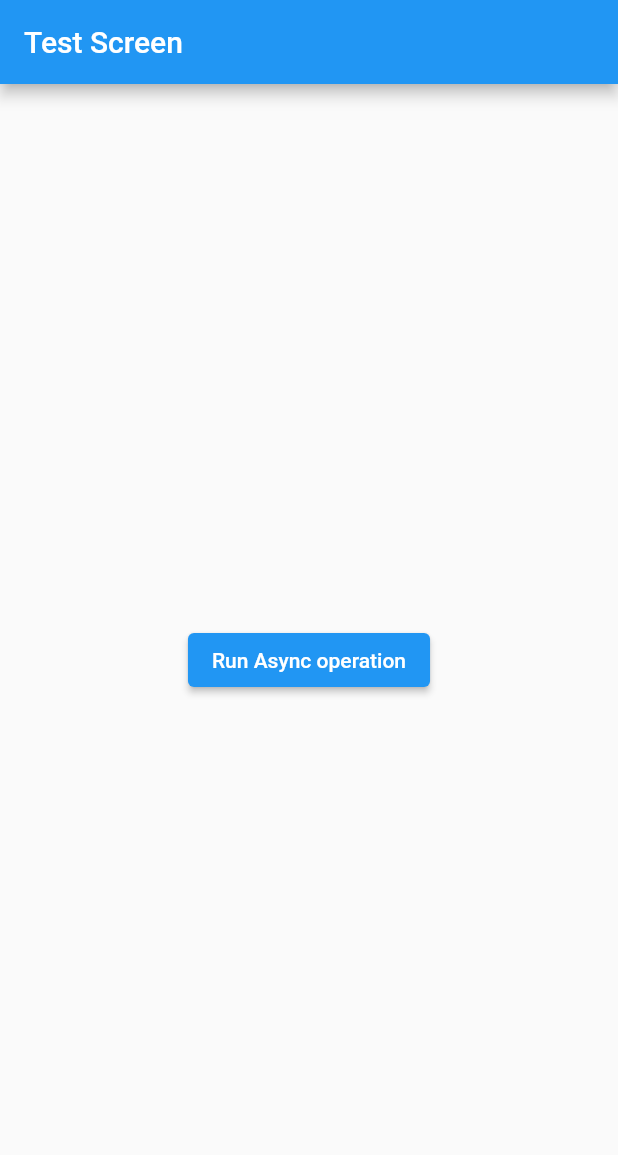
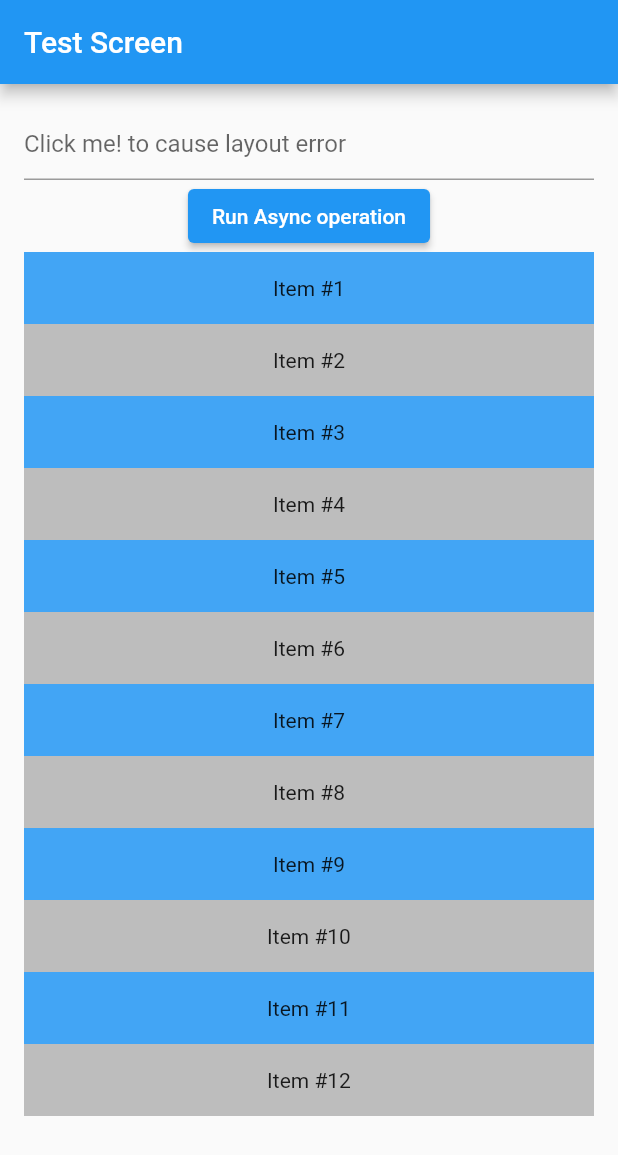
Before and after one commit to ExpertKiD/flutter_testing_demo, a Flutter app: the screen it shows after launch, on a phone screen of 412 x 824 dp. Shown: the top 1155 px of the screen. Run offline on Flutter 3.47's test engine with Material 2 defaults, Android fonts, the phone set to English and light mode, and no system bars; our stand-ins replace logger.

Commit message:
Add layout to cause flutter error

```diff
--- a/lib/screens/test.dart
+++ b/lib/screens/test.dart
@@ -9,13 +9,43 @@ class TestScreen extends StatelessWidget {
       appBar: AppBar(
         title: Text('Test Screen'),
       ),
-      body: Center(
-          child: ElevatedButton(
-              onPressed: () async {
-                await methodWithSuccess();
-                await methodWithError();
+      body: Padding(
+        padding: const EdgeInsets.only(left: 16.0, right: 16, top: 16),
+        child: Column(
+          children: [
+            TextField(
+              decoration:
+                  InputDecoration(hintText: 'Click me! to cause layout error'),
+            ),
+            Center(
+              child: ElevatedButton(
+                  onPressed: () async {
+                    await methodWithSuccess();
+                    await methodWithError();
+                  },
+                  child: Text('Run Async operation')),
+            ),
+            ListView.builder(
+              shrinkWrap: true,
+              itemBuilder: (context, index) {
+                return Container(
+                  decoration: BoxDecoration(
+                    color: index % 2 == 0
+                        ? Colors.blue.shade400
+                        : Colors.grey.shade400,
+                  ),
+                  child: Center(
+                      child: Padding(
+                    padding: const EdgeInsets.all(16),
+                    child: Text('Item #${index + 1}'),
+                  )),
+                );
               },
-              child: Text('Run Async operation'))),
+              itemCount: 12,
+            )
+          ],
+        ),
+      ),
     );
   }
 
```
